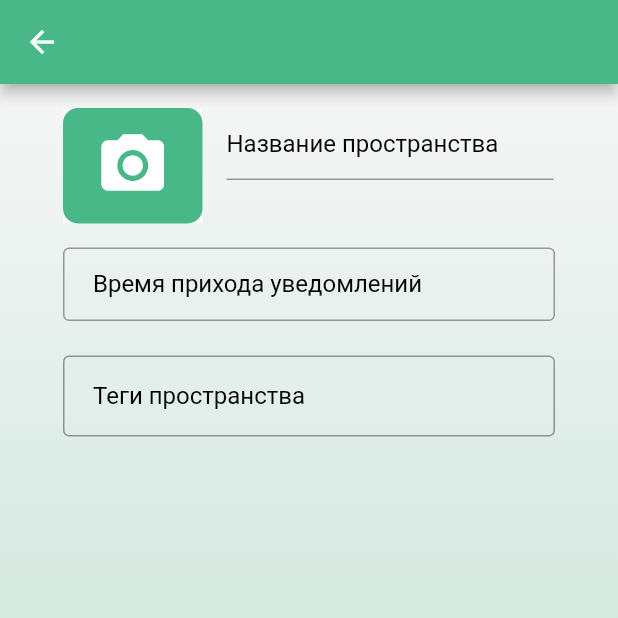
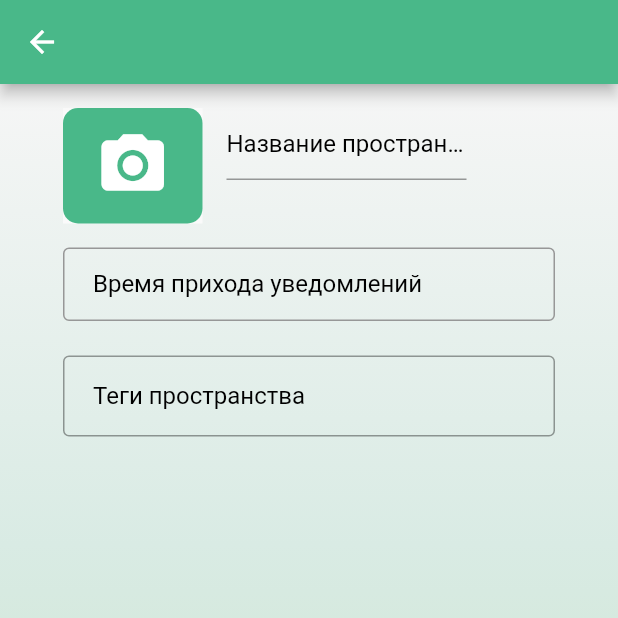
Before and after one commit to Rybchits/GreenThumbFront, a Flutter app: the SpacesListPage screen opened by its route, after a tap on the "add" icon, on a phone screen of 412 x 824 dp, the top half of it. Run offline on Flutter 3.47's test engine with Material 2 defaults, Android fonts, the phone set to English and light mode, and no system bars; drawn by our look-alikes of flutter_chips_input; our stand-ins replace image_picker; network calls fail.

Commit message:
[init] created UserPage and class User. Changed function of navigation in LoginPage

```diff
--- a/lib/components/avatar.dart
+++ b/lib/components/avatar.dart
@@ -3,9 +3,9 @@ import 'package:flutter/material.dart';
 
 class UserAvatar extends StatelessWidget {
   double _radius = 219;
-  String _urlImage = '';
+  String? _urlImage = '';
 
-  UserAvatar(String urlImage, String size, {Key? key}) : super(key: key) {
+  UserAvatar(String? urlImage, String size, {Key? key}) : super(key: key) {
     _urlImage = urlImage;
 
     switch (size){
@@ -29,7 +29,7 @@ class UserAvatar extends StatelessWidget {
         color: Colors.white,
         size: _radius/1.5,
       ),
-      foregroundImage: NetworkImage(_urlImage),
+      foregroundImage: _urlImage == null? null : NetworkImage(_urlImage!),
       backgroundColor: Theme.of(context).primaryColorLight,
     );
   }
--- /dev/null
+++ b/lib/models/user_class.dart
@@ -0,0 +1,14 @@
+import 'package:flutter/material.dart';
+
+class User {
+    int _id = 0;
+    String _name = "";
+    String _email = "";
+    String? _urlAvatar = "";
+
+    User(this._name, this._email, this._urlAvatar);
+
+    String get name => _name;
+    String get email => _email;
+    String? get urlAvatar => _urlAvatar;
+}
--- a/lib/screens/login/login_page.dart
+++ b/lib/screens/login/login_page.dart
@@ -113,7 +113,7 @@ class _LoginPageState extends State<LoginPage> {
       child: Text('Нет аккаунта? Зарегистрируйтесь!',
           style: TextStyle(
               fontSize: 14, color: Theme.of(context).primaryColorDark)),
-      onTap: () => {Navigator.pushNamed(context, '/registration')},
+      onTap: () => Navigator.popAndPushNamed(context, '/spaces'),
     );
 
     return GestureDetector(
--- a/lib/screens/spaces_list/space_edit_page.dart
+++ b/lib/screens/spaces_list/space_edit_page.dart
@@ -169,7 +169,7 @@ class _SpaceEditPageState extends State<SpaceEditPage> {
     );
 
     return Scaffold(
-      appBar: AppBar(backgroundColor: AppTheme.lightTheme.primaryColorLight),
+      appBar: AppBar(backgroundColor: Theme.of(context).primaryColorLight),
       body: Center(
           child: Container(
               padding: const EdgeInsets.symmetric(horizontal: 42, vertical: 0),
@@ -192,7 +192,7 @@ class _SpaceEditPageState extends State<SpaceEditPage> {
                             Container(
                                 child: nameField,
                                 height: 77,
-                                width: 218,
+                                width: 160,
                                 margin: const EdgeInsets.only(left: 16))
                           ]),
                           margin: const EdgeInsets.only(bottom: 16, top: 16),
--- a/lib/screens/spaces_list/spaces_list_page.dart
+++ b/lib/screens/spaces_list/spaces_list_page.dart
@@ -78,14 +78,17 @@ class _SpacesListPageState extends State<SpacesListPage> {
           elevation: 0,
           title: TitleLogo('small'),
           actions: [
-            Container(
-              height: 64,
-              width: 64,
-              margin: const EdgeInsets.only(right: 15),
-              child: UserAvatar(
+            GestureDetector(
+                child: Container(
+                  height: 64,
+                  width: 64,
+                  margin: const EdgeInsets.only(right: 15),
+                  child: UserAvatar(
                   'https://sun9-48.userapi.com/impf/fmm-Q1ZA22IAdubGy31cFfz3h0CNwq1CP0Gs5w/v5DFeC3CLms.jpg?size=1619x2021&quality=96&sign=3a0a859c5727c9517cc8186d3266b822&type=album',
                   'medium'),
-            )
+                ),
+              onTap:  () => {Navigator.pushNamed(context, '/user-profile')},
+            ),
           ],
           backgroundColor: const Color(0xfff7f7f7),
           automaticallyImplyLeading: false,
@@ -126,7 +129,6 @@ class _SpacesListPageState extends State<SpacesListPage> {
             child: const Icon(Icons.add),
             onPressed: _pushSaved,
           ),
-        )
-    );
+        ));
   }
 }
```
Also changed, not shown: lib/main.dart (+6 -1 lines), lib/screens/user_profile/user_page.dart (added, +91 -0 lines).
